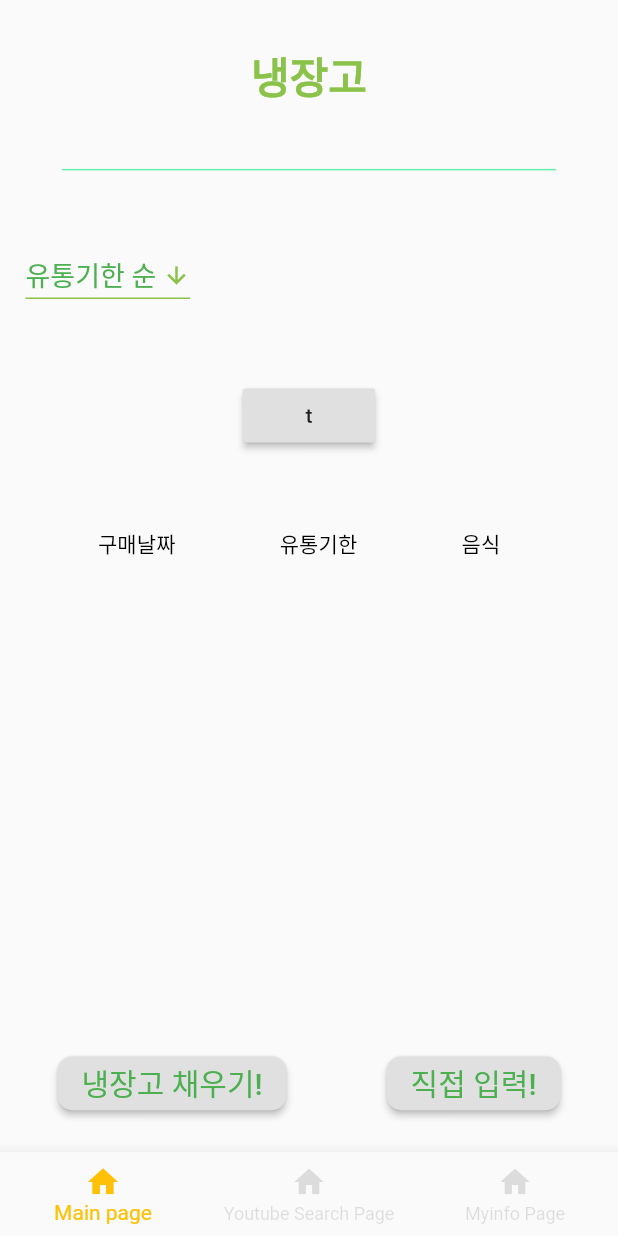
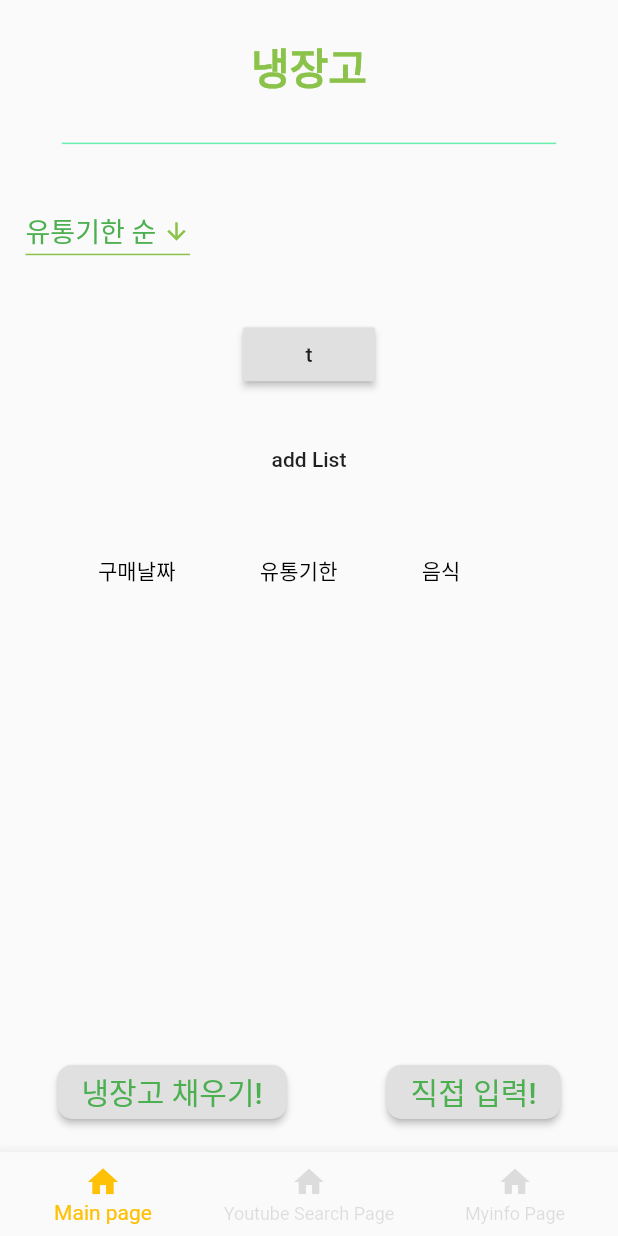
Before and after one commit to smartcow99/Refrigerator-application-incorporating-AI-computer-vision, a Flutter app: the screen it shows after launch, on a phone screen of 412 x 824 dp. Run offline on Flutter 3.47's test engine with Material 2 defaults, Android fonts, the phone set to English and light mode, and no system bars; our stand-ins replace flutter_local_notifications, image_picker, permission_handler, shared_preferences, timezone, youtube_player_flutter; missing offline and left inert: tflite; accounts and stored records are empty.

Commit message:
Update my_main.dart

```diff
--- a/lib/my_main.dart
+++ b/lib/my_main.dart
@@ -7,6 +7,7 @@ import 'package:image_picker/image_picker.dart';
 import 'package:shared_preferences/shared_preferences.dart';
 import 'package:tflite/tflite.dart';
 import 'package:uuid/uuid.dart';
+import 'package:refrigerator/savePhotoData.dart';
 
 Future<bool> checkPermission() async {
   Map<Permission, PermissionStatus> statuses = await [
@@ -48,11 +49,11 @@ class _MyMainState extends State<MyMain> {
   String postId = Uuid().v4();
   TextEditingController descTextEditingController = TextEditingController();
   TextEditingController locationTextEditingController = TextEditingController();
-  late File _image;
+  File? _image;
   final picker = ImagePicker();
   File? imgFile;
 
-  late List _outputs;
+  List? _outputs;
   bool _loading = false;
 
   final _dropDownList = ['유통기한 순', '이름 순', '입고 날짜 순'];
@@ -66,7 +67,7 @@ class _MyMainState extends State<MyMain> {
   late String _purchaseDate;
 
   final ImagePicker _picker = ImagePicker();
-  late PickedFile file;
+  PickedFile? file;
 
   @override
   void dispose() {
@@ -143,7 +144,7 @@ class _MyMainState extends State<MyMain> {
       _loading = true;
       this.file = imageFile!;
     });
-    classifyImage(_image);
+    classifyImage(_image!);
   }
 
   captureImageWithCamera() async {
@@ -158,7 +159,7 @@ class _MyMainState extends State<MyMain> {
       _loading = true;
       this.file = imageFile!;
     });
-    classifyImage(_image);
+    classifyImage(_image!);
   }
 
   clearPostInfo() {
@@ -279,19 +280,35 @@ class _MyMainState extends State<MyMain> {
             // ignore: deprecated_member_use
             child: RaisedButton(
               child: Text('t'),
-              onPressed: () { _popUpTest(); },
+              onPressed: () {
+                _popUpTest();
+              },
             ),
           ),
-
+          Container(
+            // ignore: deprecated_member_use
+            child: FlatButton(
+              onPressed: () {
+                addData(17, listDatas);
+                setState(() {});
+              },
+              child: Text('add List'),
+            ),
+          ),
           Container(
               width: _width * 0.8,
               height: _width * 0.8,
+              child: SingleChildScrollView(
+                scrollDirection: Axis.horizontal,
+                child: SingleChildScrollView(
                   child: DataTable(
+
                     columns: [
                       DataColumn(label: Text('구매날짜')),
                       DataColumn(label: Text('유통기한')),
                       DataColumn(label: Text('음식')),
                     ],
+
                     rows: listDatas
                         .map((data) => DataRow(cells: [
                               DataCell(Text(data.purchaseDate)),
@@ -301,6 +318,7 @@ class _MyMainState extends State<MyMain> {
                         .toList(),
                   ),
                 ),
+              )),
           Row(
             mainAxisAlignment: MainAxisAlignment.spaceAround,
             children: [
@@ -338,7 +356,7 @@ class _MyMainState extends State<MyMain> {
     if (_image == null) {
       return Container();
     } else {
-      return Image.file(_image);
+      return Image.file(_image!);
     }
   }
 
@@ -354,7 +372,7 @@ class _MyMainState extends State<MyMain> {
               TextField(
                 onChanged: (text) {
                   _purchaseDate = text;
-                  print("purchaseDate = $_purchaseDate");
+                  // print("purchaseDate = $_purchaseDate");
                 },
                 decoration: InputDecoration(
                   labelText: "구매 날짜",
@@ -364,7 +382,7 @@ class _MyMainState extends State<MyMain> {
               TextField(
                 onChanged: (text) {
                   _expirationDate = text;
-                  print("foodLife = $_expirationDate");
+                  // print("foodLife = $_expirationDate");
                 },
                 decoration: InputDecoration(
                   labelText: "유통 기한",
@@ -374,7 +392,7 @@ class _MyMainState extends State<MyMain> {
               TextField(
                 onChanged: (text) {
                   _itemName = text;
-                  print("inputName = $_itemName");
+                  // print("inputName = $_itemName");
                 },
                 decoration: InputDecoration(
                   labelText: "음식",
@@ -415,8 +433,9 @@ class _MyMainState extends State<MyMain> {
     }
     return ret;
   }
+
   _popUpTest() async {
-    List outList = await _outputs[0]["label"];
+    List outList = await _outputs![0]["label"];
     AlertDialog(
       title: Text(outList[0]),
     );
```
Lines whose indentation alone changed are shown as unchanged.
